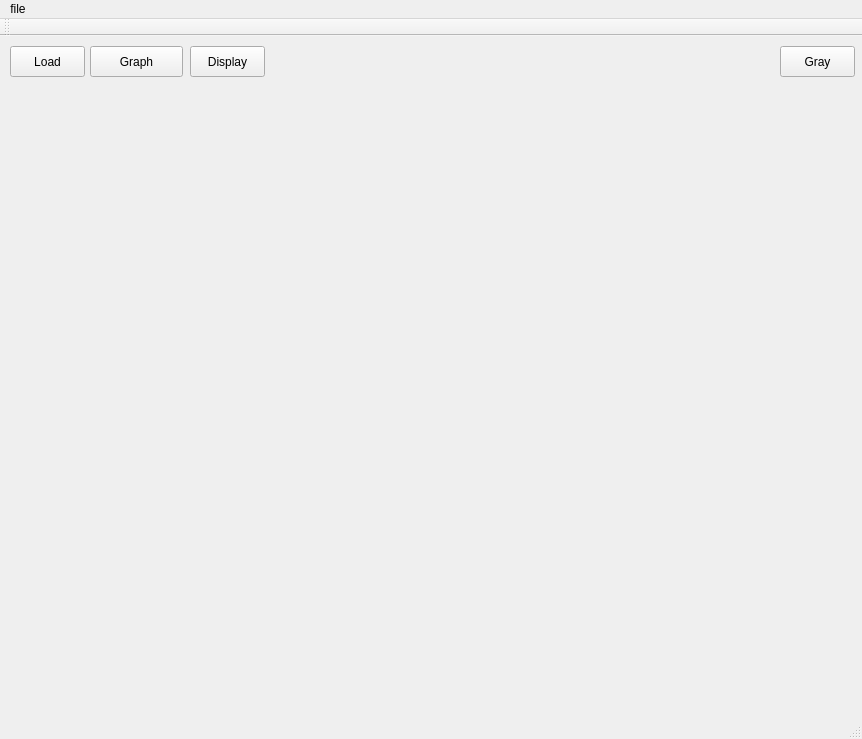
Qt form mainwindow.ui (xxwsL/VisualGraphicCode) before a commit.
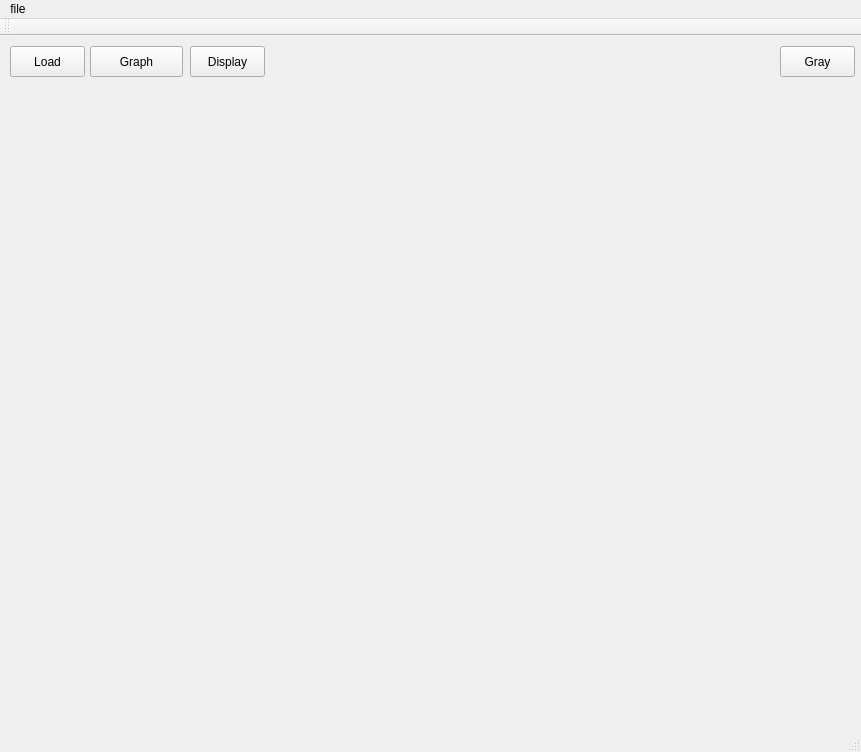
The same form after that commit.

What changed in the file:
```diff
--- a/mainwindow.ui
+++ b/mainwindow.ui
@@ -9,8 +9,8 @@
    <rect>
     <x>0</x>
     <y>0</y>
-    <width>862</width>
-    <height>739</height>
+    <width>861</width>
+    <height>752</height>
    </rect>
   </property>
   <property name="cursor">
@@ -48,10 +48,10 @@
    <widget class="QLabel" name="label">
     <property name="geometry">
      <rect>
-      <x>40</x>
-      <y>110</y>
-      <width>791</width>
-      <height>561</height>
+      <x>10</x>
+      <y>60</y>
+      <width>841</width>
+      <height>641</height>
      </rect>
     </property>
     <property name="text">
@@ -108,7 +108,7 @@
     <rect>
      <x>0</x>
      <y>0</y>
-     <width>862</width>
+     <width>861</width>
      <height>26</height>
     </rect>
    </property>
```
